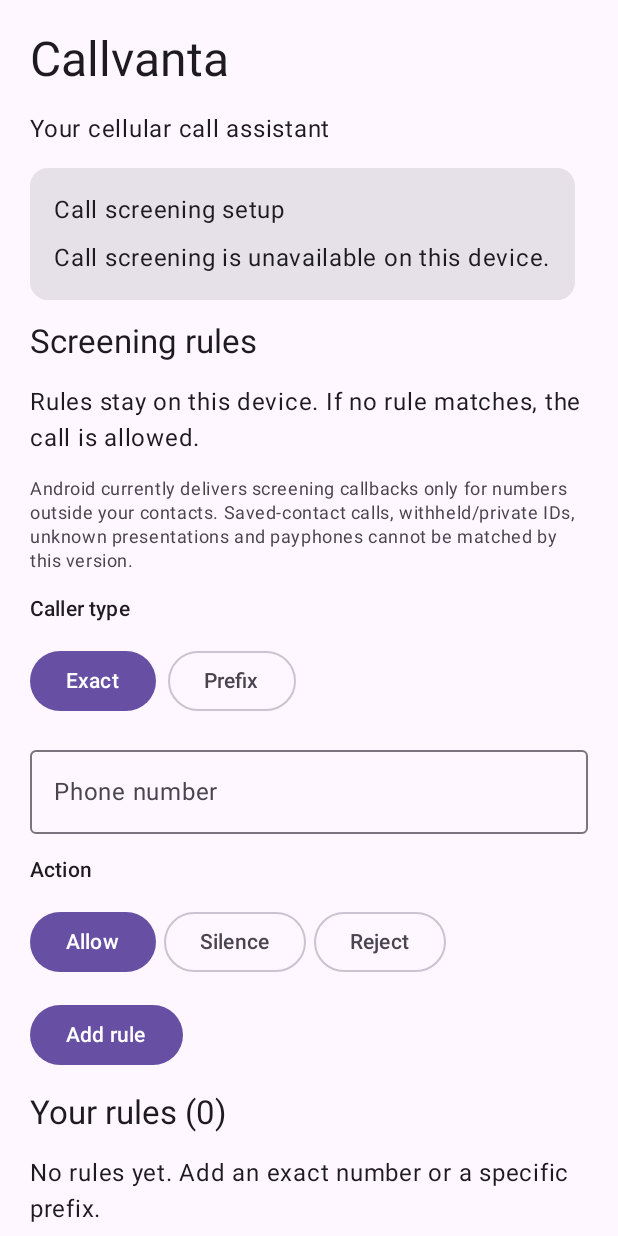
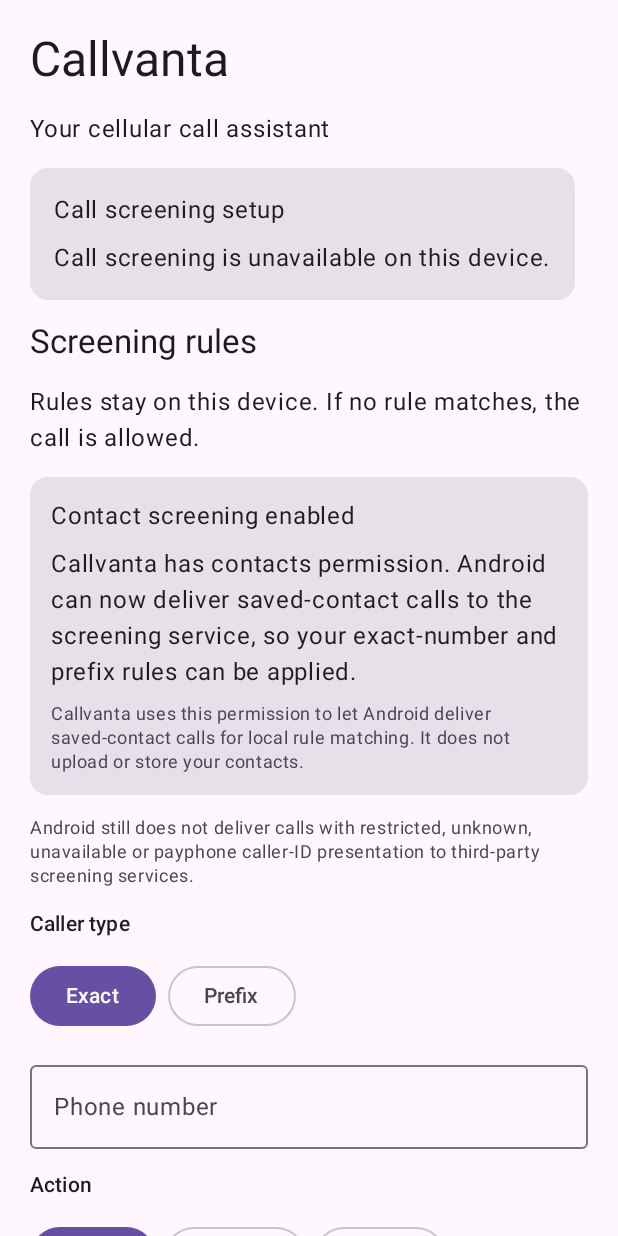
Before and after one commit to cheron2000/caller, an Android app built with Jetpack Compose: the screen it shows after launch (MainActivity), on a phone screen of 412 x 824 dp. Run offline under Robolectric (Android 15) with nearby library versions, the phone set to English and light mode, and no system bars.

Commit message:
Request contacts permission for saved-contact screening

```diff
--- a/app/src/main/java/com/callvanta/ai/MainActivity.kt
+++ b/app/src/main/java/com/callvanta/ai/MainActivity.kt
@@ -1,6 +1,8 @@
 package com.callvanta.ai
 
+import android.Manifest
 import android.app.role.RoleManager
+import android.content.pm.PackageManager
 import android.os.Bundle
 import androidx.activity.ComponentActivity
 import androidx.activity.compose.setContent
@@ -22,6 +24,7 @@ private enum class RuleType { EXACT, PREFIX }
 
 class MainActivity : ComponentActivity() {
     private var roleState by mutableStateOf(ScreeningRoleState.NOT_ENABLED)
+    private var contactsPermissionGranted by mutableStateOf(false)
     private var rules by mutableStateOf<List<ScreeningRule>>(emptyList())
     private var requestAttempted = false
     private var roleWasGranted = false
@@ -29,20 +32,32 @@ class MainActivity : ComponentActivity() {
     private val roleRequest = registerForActivityResult(ActivityResultContracts.StartActivityForResult()) {
         refreshRoleState()
     }
+    private val contactsPermissionRequest = registerForActivityResult(ActivityResultContracts.RequestPermission()) { granted ->
+        contactsPermissionGranted = granted
+    }
 
     override fun onCreate(savedInstanceState: Bundle?) {
         super.onCreate(savedInstanceState)
         rules = ruleStore.loadRules()
         CallvantaApplication.replaceRules(rules)
         refreshRoleState()
+        refreshContactsPermission()
         setContent {
             MaterialTheme {
-                CallvantaHome(roleState, rules, ::requestScreeningRole, ::saveRule, ::toggleRule, ::deleteRule)
+                CallvantaHome(roleState, contactsPermissionGranted, rules, ::requestScreeningRole, ::requestContactsPermission, ::saveRule, ::toggleRule, ::deleteRule)
             }
         }
     }
 
-    override fun onResume() { super.onResume(); refreshRoleState() }
+    override fun onResume() { super.onResume(); refreshRoleState(); refreshContactsPermission() }
+
+    private fun refreshContactsPermission() {
+        contactsPermissionGranted = checkSelfPermission(Manifest.permission.READ_CONTACTS) == PackageManager.PERMISSION_GRANTED
+    }
+
+    private fun requestContactsPermission() {
+        contactsPermissionRequest.launch(Manifest.permission.READ_CONTACTS)
+    }
 
     private fun saveRule(existingId: String?, type: RuleType, value: String, action: ScreeningAction): String? {
         val normalized = when (type) {
@@ -105,8 +120,10 @@ class MainActivity : ComponentActivity() {
 @Composable
 private fun CallvantaHome(
     roleState: ScreeningRoleState,
+    contactsPermissionGranted: Boolean,
     rules: List<ScreeningRule>,
     onEnableScreening: () -> Unit,
+    onEnableContacts: () -> Unit,
     onSaveRule: (String?, RuleType, String, ScreeningAction) -> String?,
     onToggleRule: (String, Boolean) -> Unit,
     onDeleteRule: (String) -> Unit
@@ -143,9 +160,27 @@ private fun CallvantaHome(
             }
             Text("Screening rules", style = MaterialTheme.typography.titleLarge)
             Text("Rules stay on this device. If no rule matches, the call is allowed.")
+            Card {
+                Column(Modifier.fillMaxWidth().padding(14.dp), verticalArrangement = Arrangement.spacedBy(8.dp)) {
+                    Text(if (contactsPermissionGranted) "Contact screening enabled" else "Enable rules for saved contacts")
+                    Text(
+                        if (contactsPermissionGranted)
+                            "Callvanta has contacts permission. Android can now deliver saved-contact calls to the screening service, so your exact-number and prefix rules can be applied."
+                        else
+                            "Android does not send saved-contact calls to Callvanta until you grant Contacts permission. Without it, rules for saved contacts cannot run."
+                    )
+                    if (!contactsPermissionGranted) {
+                        Button(onClick = onEnableContacts) { Text("Allow contact access") }
+                    }
+                    Text(
+                        "Callvanta uses this permission to let Android deliver saved-contact calls for local rule matching. It does not upload or store your contacts.",
+                        style = MaterialTheme.typography.bodySmall,
+                        color = MaterialTheme.colorScheme.onSurfaceVariant
+                    )
+                }
+            }
             Text(
-                "Android currently delivers screening callbacks only for numbers outside your contacts. " +
-                    "Saved-contact calls, withheld/private IDs, unknown presentations and payphones cannot be matched by this version.",
+                "Android still does not deliver calls with restricted, unknown, unavailable or payphone caller-ID presentation to third-party screening services.",
                 style = MaterialTheme.typography.bodySmall,
                 color = MaterialTheme.colorScheme.onSurfaceVariant
             )
```
